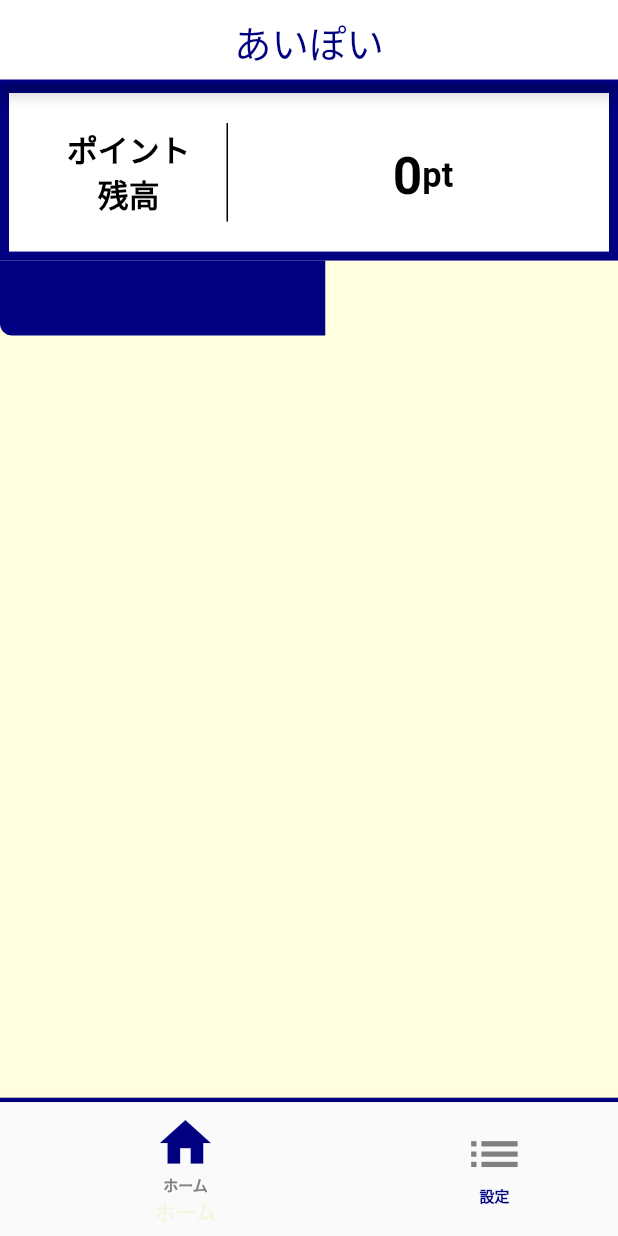
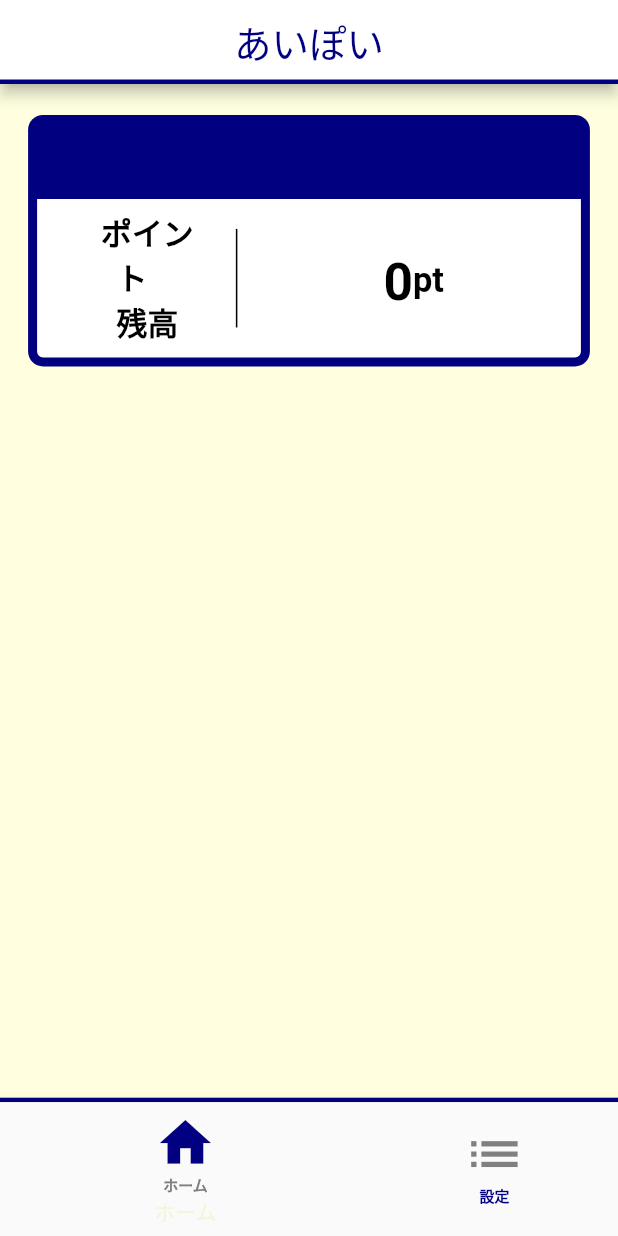
Before and after one commit to TajimaMiho/iken_point, a Flutter app: the screen it shows once a user with an empty profile is signed in, on a phone screen of 412 x 824 dp. Run offline on Flutter 3.47's test engine with Material 2 defaults, Android fonts, the phone set to English and light mode, and no system bars; our stand-ins replace cloud_firestore, firebase_auth, firebase_core, flutter_riverpod, flutter_svg, freezed_annotation and 1 more; missing offline and left inert: dart:html; accounts and stored records are empty.

Commit message:
上の四角の形を変えた

```diff
--- a/lib/view/top/top_page.dart
+++ b/lib/view/top/top_page.dart
@@ -27,21 +27,22 @@ class TopPage extends ConsumerWidget {
           color: Styles.pageBackground,
           child: ListView(
             children: [
+              SizedBox(height: shortestSide / 20),
               //buildNewsBand(shortestSide),
               Column(
                 crossAxisAlignment: CrossAxisAlignment.center,
                 children: [
-                  buildPointBand(shortestSide, point),
                   Row(
-                    crossAxisAlignment: CrossAxisAlignment.start,
+                    mainAxisAlignment: MainAxisAlignment.center,
+                    //crossAxisAlignment: CrossAxisAlignment.start,
                     children: [
-                      //buildQRAndPointIcons(iconSize, context),
                       Align(
-                        alignment: Alignment.topRight,
+                        //alignment: Alignment.topRight,
                         child: buildNameBand(shortestSide, point),
                       ),
                     ],
                   ),
+                  buildPointBand(shortestSide, point),
                   /*Row(
                     children: [
                       ThumbnailImage(
@@ -147,17 +148,18 @@ class TopPage extends ConsumerWidget {
       decoration: const BoxDecoration(
         color: Styles.primaryColor,
         borderRadius: BorderRadius.only(
-          bottomLeft: Radius.circular(8),
+          topLeft: Radius.circular(10),
+          topRight: Radius.circular(10),
         ),
       ),
-      width: shortestSide / 1.9,
+      width: shortestSide / 1.1,
       height: 50,
       child: Text(
         point.name,
         textAlign: TextAlign.center,
         style: TextStyle(
             fontSize: shortestSide / 19,
-            color: Styles.commonTextColor,
+            color: Styles.secondaryTextColor,
             fontWeight: FontWeight.bold),
       ),
     );
@@ -171,7 +173,12 @@ class TopPage extends ConsumerWidget {
           width: 6,
           color: Styles.primaryColor,
         ),
+        borderRadius: BorderRadius.only(
+          bottomLeft: Radius.circular(10),
+          bottomRight: Radius.circular(10),
+        ),
       ),
+      width: shortestSide / 1.1,
       height: shortestSide / 3.5,
       child: Padding(
         padding: const EdgeInsets.symmetric(horizontal: 15.0),
```
